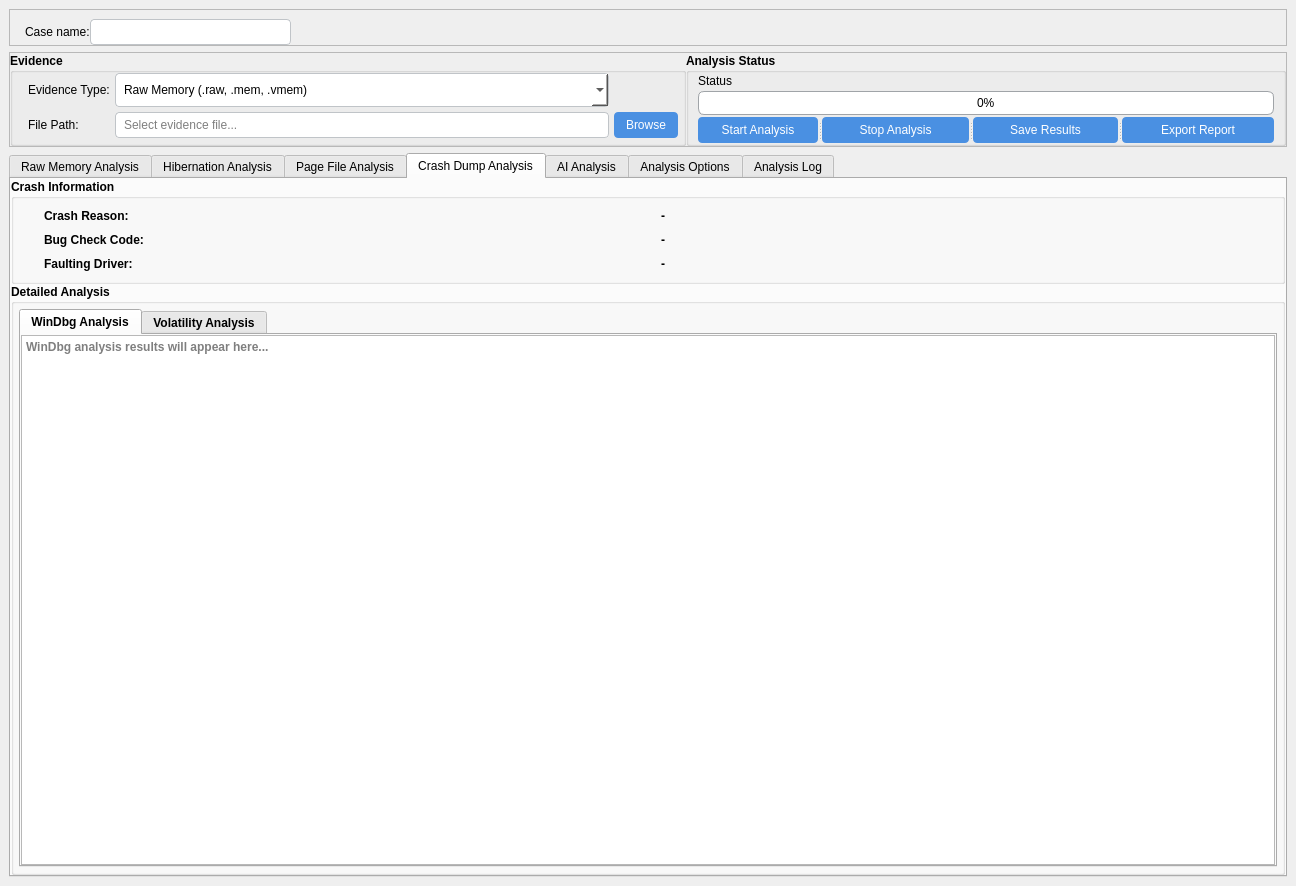
First picture: the form in ui/pages/analysis_ui/memory_analysis.ui, repository Tlinhk/Windows_forensic, before the edit.
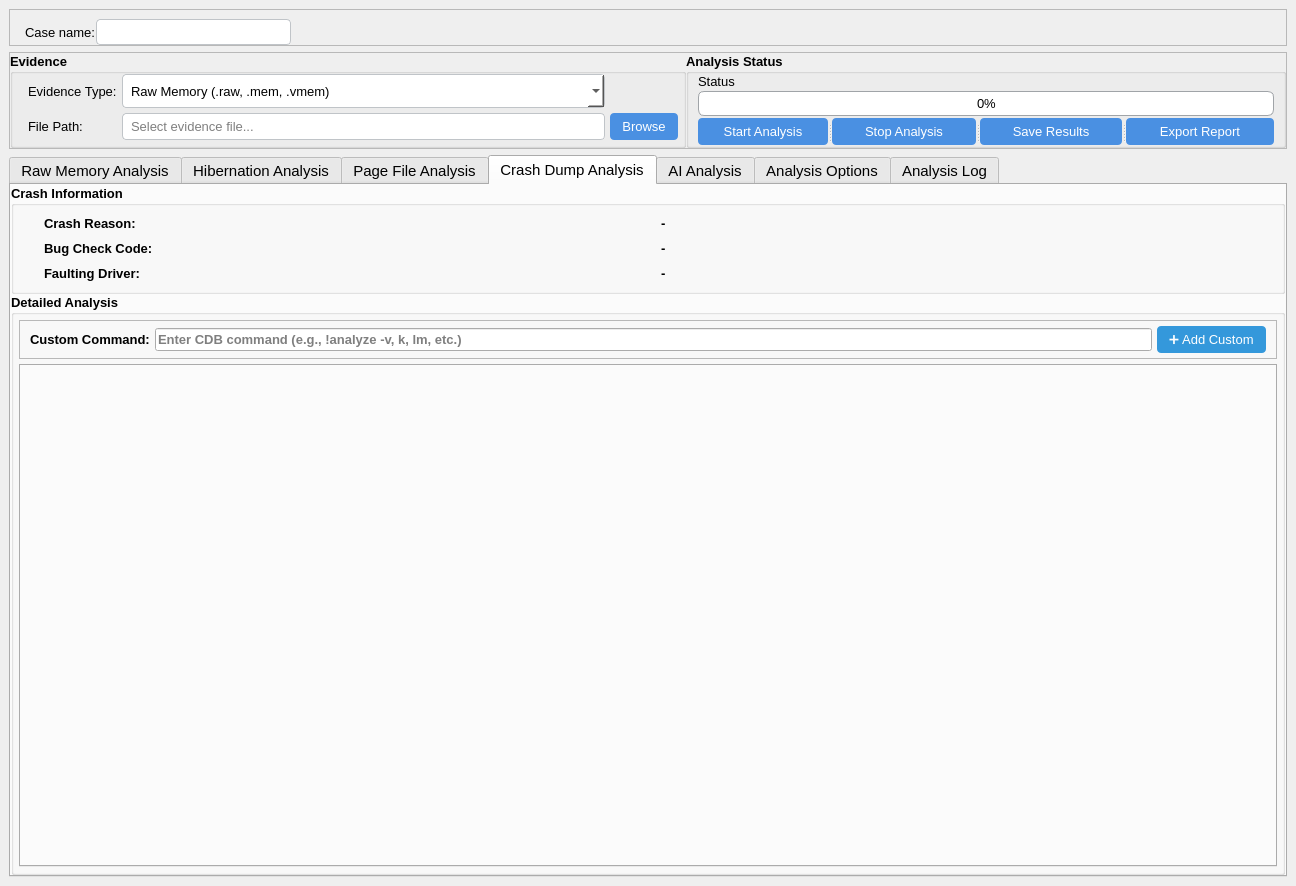
Second picture: the form after the edit. The open tabs and pages were chosen to show the change. Icons and pictures are not drawn.

Commit message: crash dump analysis

Patch:
```diff
--- a/ui/pages/analysis_ui/memory_analysis.ui
+++ b/ui/pages/analysis_ui/memory_analysis.ui
@@ -282,6 +282,11 @@
        </property>
        <item row="0" column="0">
         <widget class="QLabel" name="label">
+         <property name="font">
+          <font>
+           <pointsize>10</pointsize>
+          </font>
+         </property>
          <property name="text">
           <string>Case name:</string>
          </property>
@@ -391,6 +396,7 @@
         <widget class="QGroupBox" name="evidenceGroupBox">
          <property name="font">
           <font>
+           <pointsize>10</pointsize>
            <weight>75</weight>
            <bold>true</bold>
           </font>
@@ -416,6 +422,11 @@
           </property>
           <item row="0" column="0">
            <widget class="QLabel" name="evidenceTypeLabel">
+            <property name="font">
+             <font>
+              <pointsize>10</pointsize>
+             </font>
+            </property>
             <property name="text">
              <string>Evidence Type:</string>
             </property>
@@ -429,6 +440,11 @@
               <height>34</height>
              </size>
             </property>
+            <property name="font">
+             <font>
+              <pointsize>10</pointsize>
+             </font>
+            </property>
             <property name="styleSheet">
              <string notr="true">/* ==== QComboBox ==== */
 QComboBox {
@@ -508,6 +524,11 @@
           </item>
           <item row="1" column="0">
            <widget class="QLabel" name="filePathLabel">
+            <property name="font">
+             <font>
+              <pointsize>10</pointsize>
+             </font>
+            </property>
             <property name="text">
              <string>File Path:</string>
             </property>
@@ -515,6 +536,11 @@
           </item>
           <item row="1" column="1">
            <widget class="QLineEdit" name="filePathEdit">
+            <property name="font">
+             <font>
+              <pointsize>10</pointsize>
+             </font>
+            </property>
             <property name="styleSheet">
              <string notr="true">/* ==== CHUNG CHO CÁC TEXT INPUT / TEXT EDIT ==== */
 QLineEdit,
@@ -578,6 +604,11 @@
               <height>16777215</height>
              </size>
             </property>
+            <property name="font">
+             <font>
+              <pointsize>10</pointsize>
+             </font>
+            </property>
             <property name="styleSheet">
              <string notr="true">/* QPushButton */
 QPushButton {
@@ -612,6 +643,7 @@
          </property>
          <property name="font">
           <font>
+           <pointsize>10</pointsize>
            <weight>75</weight>
            <bold>true</bold>
           </font>
@@ -637,10 +669,15 @@
             <widget class="QPushButton" name="startAnalysisButton">
              <property name="maximumSize">
               <size>
-               <width>120</width>
+               <width>130</width>
                <height>16777215</height>
               </size>
              </property>
+             <property name="font">
+              <font>
+               <pointsize>10</pointsize>
+              </font>
+             </property>
              <property name="styleSheet">
               <string notr="true">/* QPushButton */
 QPushButton {
@@ -673,6 +710,7 @@
              </property>
              <property name="font">
               <font>
+               <pointsize>10</pointsize>
                <underline>false</underline>
               </font>
              </property>
@@ -700,11 +738,21 @@
              </property>
             </widget>
             <widget class="QPushButton" name="pushButton_2">
+             <property name="font">
+              <font>
+               <pointsize>10</pointsize>
+              </font>
+             </property>
              <property name="text">
               <string>Save Results</string>
              </property>
             </widget>
             <widget class="QPushButton" name="pushButton">
+             <property name="font">
+              <font>
+               <pointsize>10</pointsize>
+              </font>
+             </property>
              <property name="text">
               <string>Export Report</string>
              </property>
@@ -713,6 +761,11 @@
           </item>
           <item row="1" column="0">
            <widget class="QProgressBar" name="progressBar">
+            <property name="font">
+             <font>
+              <pointsize>10</pointsize>
+             </font>
+            </property>
             <property name="styleSheet">
              <string notr="true">/* QProgressBar */
 QProgressBar {
@@ -732,6 +785,11 @@
           </item>
           <item row="0" column="0">
            <widget class="QLabel" name="statusLabel">
+            <property name="font">
+             <font>
+              <pointsize>10</pointsize>
+             </font>
+            </property>
             <property name="text">
              <string>Status</string>
             </property>
@@ -745,6 +803,11 @@
     </item>
     <item row="2" column="0">
      <widget class="QTabWidget" name="mainTabWidget">
+      <property name="font">
+       <font>
+        <pointsize>11</pointsize>
+       </font>
+      </property>
       <property name="currentIndex">
        <number>2</number>
       </property>
@@ -1467,6 +1530,7 @@
           </property>
           <property name="font">
            <font>
+            <pointsize>10</pointsize>
             <weight>75</weight>
             <bold>true</bold>
            </font>
@@ -1495,6 +1559,11 @@
            </property>
            <item row="0" column="0">
             <widget class="QLabel" name="crashReasonLabel">
+             <property name="font">
+              <font>
+               <pointsize>10</pointsize>
+              </font>
+             </property>
              <property name="text">
               <string>Crash Reason:</string>
              </property>
@@ -1509,6 +1578,11 @@
            </item>
            <item row="1" column="0">
             <widget class="QLabel" name="bugCheckLabel">
+             <property name="font">
+              <font>
+               <pointsize>10</pointsize>
+              </font>
+             </property>
              <property name="text">
               <string>Bug Check Code:</string>
              </property>
@@ -1523,6 +1597,11 @@
            </item>
            <item row="2" column="0">
             <widget class="QLabel" name="faultingDriverLabel">
+             <property name="font">
+              <font>
+               <pointsize>10</pointsize>
+              </font>
+             </property>
              <property name="text">
               <string>Faulting Driver:</string>
              </property>
@@ -1542,6 +1621,7 @@
          <widget class="QGroupBox" name="crashAnalysisGroup">
           <property name="font">
            <font>
+            <pointsize>10</pointsize>
             <weight>75</weight>
             <bold>true</bold>
            </font>
@@ -1565,72 +1645,109 @@
            <property name="bottomMargin">
             <number>5</number>
            </property>
+           <item>
+            <widget class="QFrame" name="cdbControlsFrame">
+             <property name="maximumSize">
+              <size>
+               <width>16777215</width>
+               <height>80</height>
+              </size>
+             </property>
+             <property name="font">
+              <font>
+               <pointsize>10</pointsize>
+              </font>
+             </property>
+             <property name="frameShape">
+              <enum>QFrame::StyledPanel</enum>
+             </property>
+             <property name="frameShadow">
+              <enum>QFrame::Raised</enum>
+             </property>
+             <layout class="QVBoxLayout" name="cdbControlsLayout">
+              <property name="spacing">
+               <number>5</number>
+              </property>
+              <property name="leftMargin">
+               <number>10</number>
+              </property>
+              <property name="topMargin">
+               <number>5</number>
+              </property>
+              <property name="rightMargin">
+               <number>10</number>
+              </property>
+              <property name="bottomMargin">
+               <number>5</number>
+              </property>
+              <item>
+               <layout class="QHBoxLayout" name="cdbHeaderLayout"/>
+              </item>
+              <item>
+               <layout class="QHBoxLayout" name="cdbCustomLayout">
+                <item>
+                 <widget class="QLabel" name="customCommandLabel">
+                  <property name="font">
+                   <font>
+                    <pointsize>10</pointsize>
+                   </font>
+                  </property>
+                  <property name="text">
+                   <string>Custom Command:</string>
+                  </property>
+                 </widget>
+                </item>
+                <item>
+                 <widget class="QLineEdit" name="customCommandEdit">
+                  <property name="font">
+                   <font>
+                    <pointsize>10</pointsize>
+                   </font>
+                  </property>
+                  <property name="placeholderText">
+                   <string>Enter CDB command (e.g., !analyze -v, k, lm, etc.)</string>
+                  </property>
+                 </widget>
+                </item>
+                <item>
+                 <widget class="QPushButton" name="addCustomCommandButton">
+                  <property name="font">
+                   <font>
+                    <pointsize>10</pointsize>
+                   </font>
+                  </property>
+                  <property name="styleSheet">
+                   <string notr="true">QPushButton {
+    background-color: #3498db;
+    color: white;
+    border: none;
+    padding: 6px 12px;
+    border-radius: 4px;
+}
+QPushButton:hover {
+    background-color: #2980b9;
+}</string>
+                  </property>
+                  <property name="text">
+                   <string>➕ Add Custom</string>
+                  </property>
+                 </widget>
+                </item>
+               </layout>
+              </item>
+             </layout>
+            </widget>
+           </item>
            <item>
             <widget class="QTabWidget" name="crashAnalysisTabWidget">
+             <property name="font">
+              <font>
+               <pointsize>10</pointsize>
+              </font>
+             </property>
              <property name="currentIndex">
               <number>0</number>
              </property>
-             <widget class="QWidget" name="windbgTab">
-              <attribute name="title">
-               <string>WinDbg Analysis</string>
-              </attribute>
-              <layout class="QVBoxLayout" name="windbgLayout">
-               <property name="spacing">
-                <number>0</number>
-               </property>
-               <property name="leftMargin">
-                <number>0</number>
-               </property>
-               <property name="topMargin">
-                <number>0</number>
-               </property>
-               <property name="rightMargin">
-                <number>0</number>
-               </property>
-               <property name="bottomMargin">
-                <number>0</number>
-               </property>
-               <item>
-                <widget class="QTextEdit" name="windbgResultsText">
-                 <property name="readOnly">
-                  <bool>true</bool>
-                 </property>
-                 <property name="placeholderText">
-                  <string>WinDbg analysis results will appear here...</string>
-                 </property>
-                </widget>
-               </item>
-              </layout>
-             </widget>
-             <widget class="QWidget" name="volatilityCrashTab">
-              <attribute name="title">
-               <string>Volatility Analysis</string>
-              </attribute>
-              <layout class="QVBoxLayout" name="volatilityCrashLayout">
-               <property name="spacing">
-                <number>0</number>
-               </property>
-               <property name="leftMargin">
-                <number>0</number>
-               </property>
-               <property name="rightMargin">
-                <number>0</number>
-               </property>
-               <property name="bottomMargin">
-                <number>0</number>
-               </property>
-               <item>
-                <widget class="QTextEdit" name="volatilityCrashText">
-                 <property name="readOnly">
-                  <bool>true</bool>
-                 </property>
-                 <property name="placeholderText">
-                  <string>Volatility crash analysis results will appear here...</string>
-                 </property>
-                </widget>
-               </item>
-              </layout>
-             </widget>
             </widget>
            </item>
           </layout>
```
Left out of the diff: 193 changed lines with no effect on the pictures. The commit also changes 2 other files.
